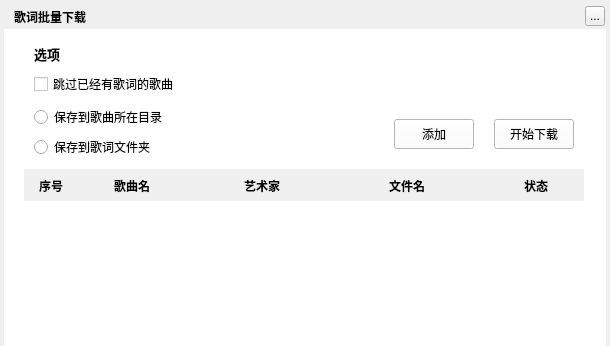
First picture: the form in TTKModule/TTKWidget/musicUiKits/musicLrcKits/musiclrcdownloadbatchwidget.ui, repository Greedysky/TTKMusicPlayer, before the edit; both pictures show x 0 to 610 and y 0 to 346 of the 610 by 520 pixel window.
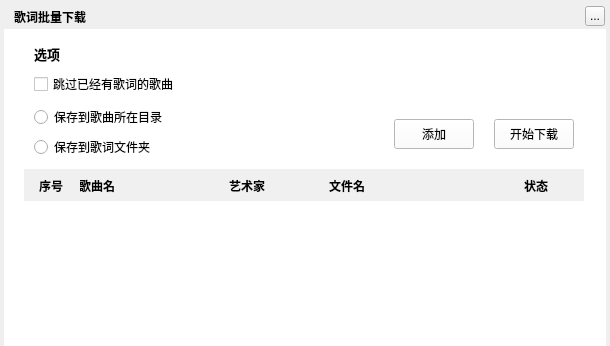
Second picture: the form after the edit. Custom widgets are drawn as their Qt base class.

Diff of the .ui file:
```diff
--- a/TTKModule/TTKWidget/musicUiKits/musicLrcKits/musiclrcdownloadbatchwidget.ui
+++ b/TTKModule/TTKWidget/musicUiKits/musicLrcKits/musiclrcdownloadbatchwidget.ui
@@ -169,9 +169,9 @@
    <widget class="QLabel" name="label_song">
     <property name="geometry">
      <rect>
-      <x>110</x>
+      <x>75</x>
       <y>147</y>
-      <width>41</width>
+      <width>60</width>
       <height>20</height>
      </rect>
     </property>
@@ -217,9 +217,9 @@
    <widget class="QLabel" name="label_art">
     <property name="geometry">
      <rect>
-      <x>240</x>
+      <x>225</x>
       <y>147</y>
-      <width>41</width>
+      <width>60</width>
       <height>20</height>
      </rect>
     </property>
@@ -249,7 +249,7 @@
    <widget class="QLabel" name="label_path">
     <property name="geometry">
      <rect>
-      <x>385</x>
+      <x>325</x>
       <y>147</y>
       <width>60</width>
       <height>20</height>
```
